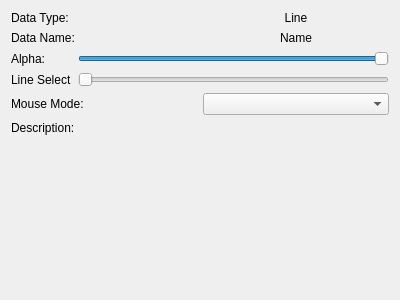
Old version of the form src/WhiskerToolbox/Media_Widget/MediaLine_Widget/MediaLine_Widget.ui in the repository paulmthompson/WhiskerToolbox.
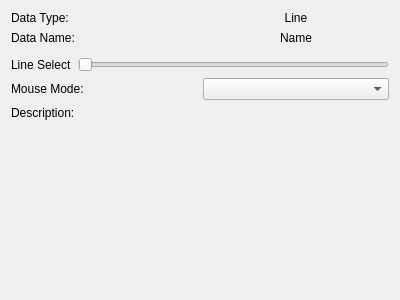
New version of the form. Custom widgets are drawn as their Qt base class.

Diff of the .ui file:
```diff
--- a/src/WhiskerToolbox/Media_Widget/MediaLine_Widget/MediaLine_Widget.ui
+++ b/src/WhiskerToolbox/Media_Widget/MediaLine_Widget/MediaLine_Widget.ui
@@ -56,36 +56,19 @@
      </item>
     </layout>
    </item>
+   <item>
+    <widget class="ColorPicker_Widget" name="color_picker" native="true"/>
+   </item>
    <item>
     <layout class="QGridLayout" name="gridLayout">
-     <item row="1" column="0">
+     <item row="0" column="0">
       <widget class="QLabel" name="label_6">
        <property name="text">
         <string>Line Select</string>
        </property>
       </widget>
      </item>
-     <item row="0" column="0">
-      <widget class="QLabel" name="label_5">
-       <property name="text">
-        <string>Alpha: </string>
-       </property>
-      </widget>
-     </item>
      <item row="0" column="2">
-      <widget class="QSlider" name="alpha_slider">
-       <property name="maximum">
-        <number>100</number>
-       </property>
-       <property name="value">
-        <number>100</number>
-       </property>
-       <property name="orientation">
-        <enum>Qt::Orientation::Horizontal</enum>
-       </property>
-      </widget>
-     </item>
-     <item row="1" column="2">
       <widget class="QSlider" name="line_select_slider">
        <property name="maximum">
         <number>0</number>
@@ -140,6 +123,14 @@
    </item>
   </layout>
  </widget>
+ <customwidgets>
+  <customwidget>
+   <class>ColorPicker_Widget</class>
+   <extends>QWidget</extends>
+   <header>ColorPicker_Widget/ColorPicker_Widget.hpp</header>
+   <container>1</container>
+  </customwidget>
+ </customwidgets>
  <resources/>
  <connections/>
 </ui>
```
